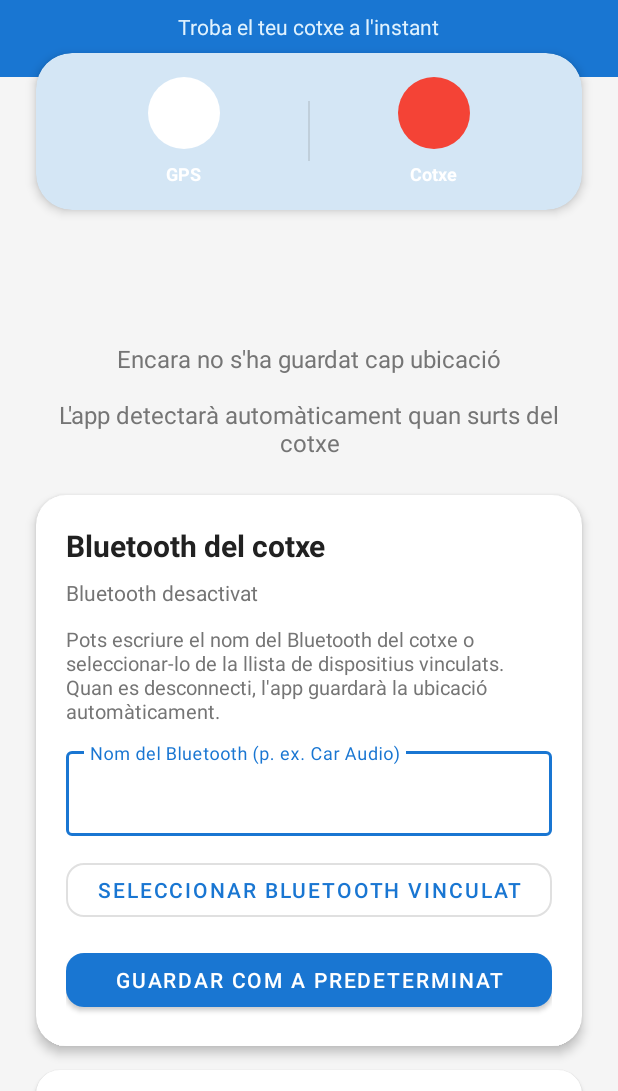
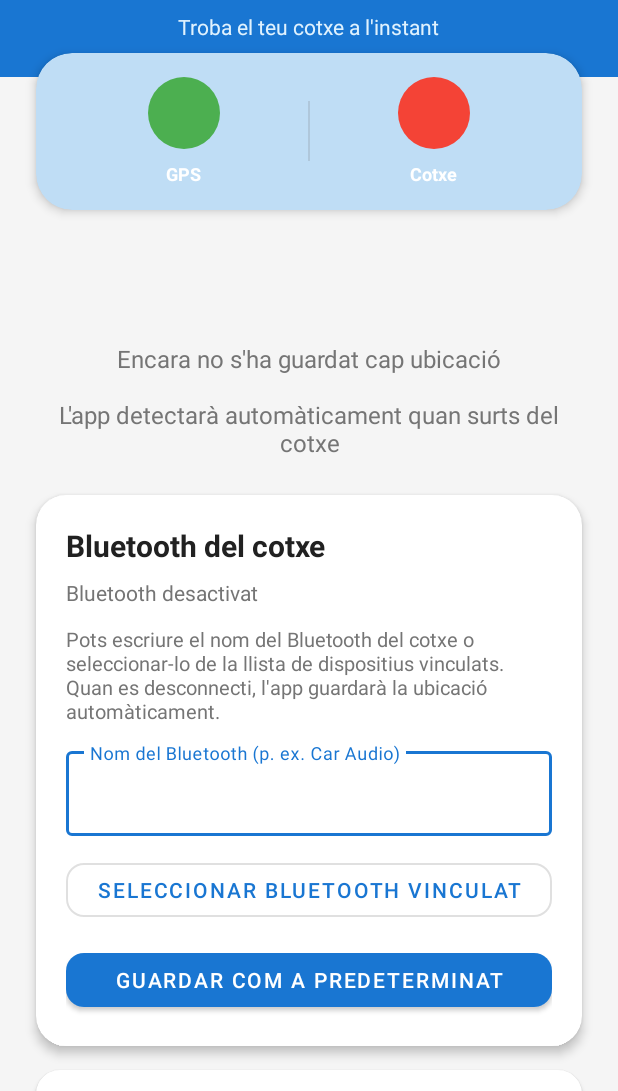
Before and after one commit to segueix/trobacar, an Android app: the screen it shows after launch (MainActivity), on a phone screen of 412 x 824 dp, the part 145-1236 px from its top. Run offline under Robolectric (Android 15) with nearby library versions, the phone set to English and light mode, and no system bars.

Commit message:
Darken status card background and use green GPS indicator
- Increase accent blend factor (0.18 → 0.30) for light mode status card
- Darken surface_elevated_dark (#2C2C2C → #1A1A1A) for dark mode
- GPS indicator now shows green circle when active, red when inactive

https://claude.ai/code/session_01FnRvULybSboWFiMSEQPNk3

```diff
--- a/app/src/main/java/cat/edealae/trobacar/MainActivity.kt
+++ b/app/src/main/java/cat/edealae/trobacar/MainActivity.kt
@@ -217,7 +217,7 @@ class MainActivity : AppCompatActivity() {
         val locationManager = getSystemService(Context.LOCATION_SERVICE) as LocationManager
         val isGpsEnabled = locationManager.isProviderEnabled(LocationManager.GPS_PROVIDER)
         gpsIndicator.setImageResource(
-            if (isGpsEnabled) R.drawable.ic_circle_white else R.drawable.ic_circle_red
+            if (isGpsEnabled) R.drawable.ic_circle_green else R.drawable.ic_circle_red
         )
 
         val bluetoothConnected = prefs.getBoolean("bluetooth_car_connected", false)
@@ -264,7 +264,7 @@ class MainActivity : AppCompatActivity() {
             else -> ContextCompat.getColor(this, R.color.primary_blue_light)
         }
 
-        val tonedBackground = ColorUtils.blendARGB(baseBackground, accentColor, 0.18f)
+        val tonedBackground = ColorUtils.blendARGB(baseBackground, accentColor, 0.30f)
         statusCard.setCardBackgroundColor(tonedBackground)
     }
 
--- a/app/src/main/res/values/colors.xml
+++ b/app/src/main/res/values/colors.xml
@@ -34,7 +34,7 @@
     <!-- Mode fosc -->
     <color name="background_dark">#121212</color>
     <color name="surface_dark">#1E1E1E</color>
-    <color name="surface_elevated_dark">#2C2C2C</color>
+    <color name="surface_elevated_dark">#1A1A1A</color>
     <color name="text_primary_dark">#FFFFFF</color>
     <color name="text_secondary_dark">#B0B0B0</color>
     <color name="text_hint_dark">#757575</color>
```
